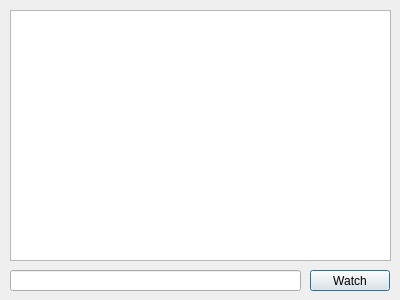
Before: the Qt Designer form src/cvarwatchwindow.ui in DrinkyBird/QZRcon, drawn with Qt 5.
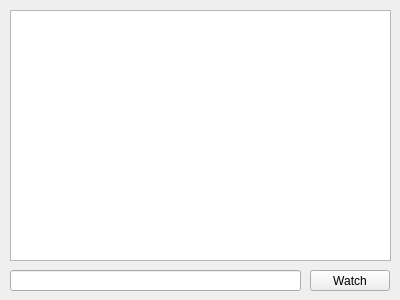
After: the same form once the commit is applied.

Commit message: More work on the CVar watching window.

```diff
--- a/src/cvarwatchwindow.ui
+++ b/src/cvarwatchwindow.ui
@@ -1,7 +1,7 @@
 <?xml version="1.0" encoding="UTF-8"?>
 <ui version="4.0">
  <class>CvarWatchWindow</class>
- <widget class="QDialog" name="CvarWatchWindow">
+ <widget class="QWidget" name="CvarWatchWindow">
   <property name="geometry">
    <rect>
     <x>0</x>
```
Left out of the diff: 22 changed lines with no effect on the pictures. The commit also changes 6 other files.
